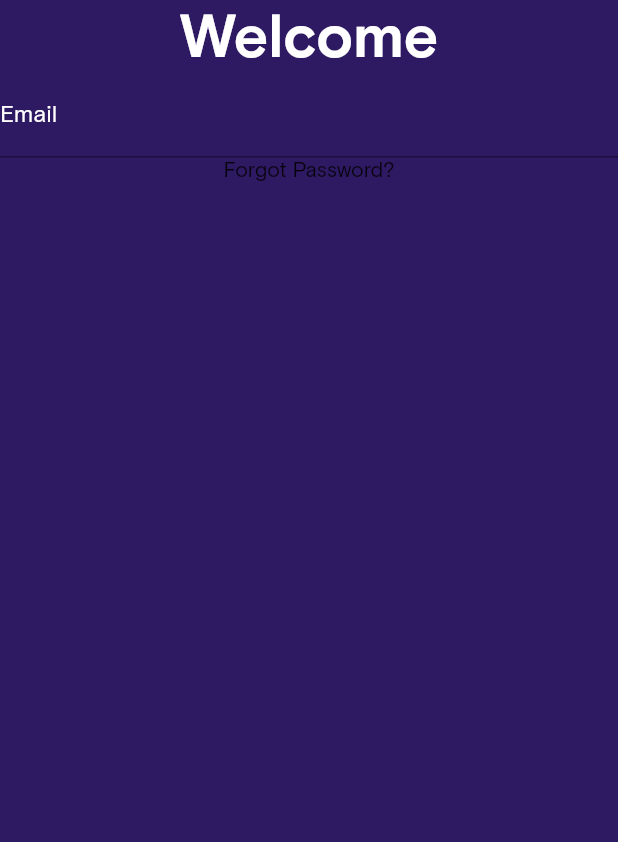
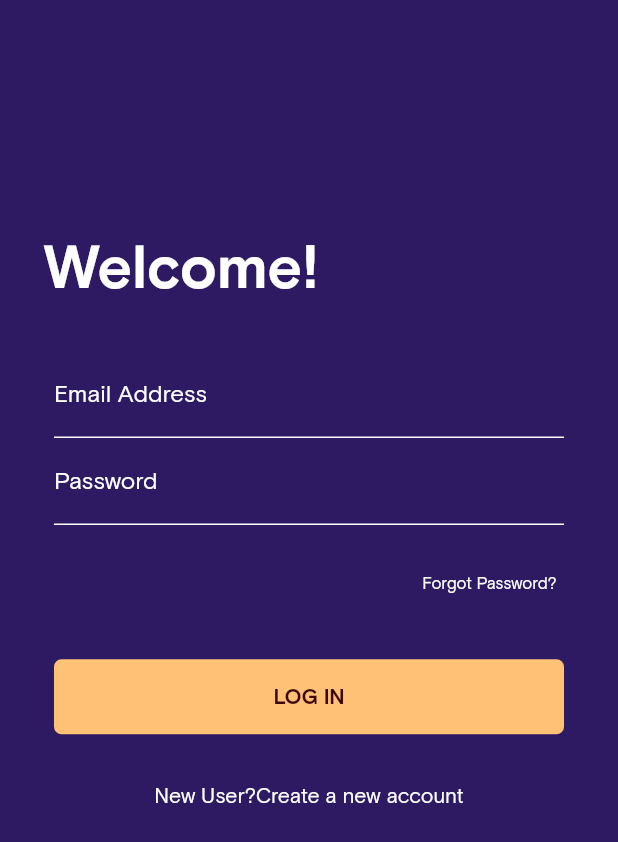
Before and after one commit to aloRanking/haggle_x, a Flutter app: the LoginScreen screen opened directly, on a phone screen of 412 x 824 dp. Shown: the top 842 px of the screen. Run offline on Flutter 3.47's test engine with Material 2 defaults, Android fonts, the phone set to English and light mode, and no system bars; our stand-ins replace gap, get.

Commit message:
Login Screen added

```diff
--- a/lib/main.dart
+++ b/lib/main.dart
@@ -10,7 +10,13 @@ class MyApp extends StatelessWidget {
   // This widget is the root of your application.
   @override
   Widget build(BuildContext context) {
-    return GetMaterialApp(
+    return GestureDetector(
+      onTap: () {
+        FocusScopeNode currentFocus = FocusScope.of(context);
+        if (!currentFocus.hasPrimaryFocus && currentFocus.focusedChild != null)
+          FocusManager.instance.primaryFocus.unfocus();
+      },
+      child: GetMaterialApp(
         title: 'Flutter Demo',
         theme: ThemeData(
           scaffoldBackgroundColor: Color(0xff2E1963),
@@ -20,7 +26,8 @@ class MyApp extends StatelessWidget {
         ),
 
         getPages: RouterPath.route,
-      initialRoute: '/splashView',
+        initialRoute: '/loginView',
+      ),
     );
   }
 }
--- a/lib/screen/login_screen.dart
+++ b/lib/screen/login_screen.dart
@@ -1,4 +1,7 @@
 import 'package:flutter/material.dart';
+import 'package:flutter/rendering.dart';
+import 'package:flutter/services.dart';
+import 'package:gap/gap.dart';
 import 'package:haggle_x/utils/colors.dart';
 
 class LoginScreen extends StatelessWidget {
@@ -7,29 +10,98 @@ class LoginScreen extends StatelessWidget {
     return Scaffold(
       body: SafeArea(
         child: Container(
+          child: SingleChildScrollView(
             child: Column(
+              crossAxisAlignment: CrossAxisAlignment.start,
+
               children: [
-              Text('Welcome',
+                Gap(154),
+                Container(
+                  margin: EdgeInsets.only(left: 29),
+                  child: Text('Welcome!',
                   style: TextStyle(
                     fontSize: 40,
                     color: kWhiteColor,
                     fontWeight: FontWeight.bold
                   ),),
+                ),
+                Gap(33),
 
                 Container(
+                  margin: EdgeInsets.symmetric(horizontal: 36),
                   child: Form(
                     child: Column(
                       children: [
                         TextFormField(
+                          style: TextStyle(
+                            color: kWhiteColor
+                          ),
                           decoration: InputDecoration(
-                          labelText: 'Email',
+                            labelText: 'Email Address',
                             labelStyle: TextStyle(color: kWhiteColor),
 
+                            //hintText: 'Email Address',
+                            //hintStyle:  TextStyle(color: kWhiteColor),
 
                             border: UnderlineInputBorder(
                               borderSide: BorderSide(
                                 color: kWhiteColor
                               )
+                            ),
+                            enabledBorder: UnderlineInputBorder(
+
+                              borderSide: BorderSide(
+                                color:kWhiteColor,
+                              ),
+                            ),
+                            focusedBorder: UnderlineInputBorder(
+
+                              borderSide: BorderSide(
+                                color:Color(0xffBA3AF9),
+                              ),
+                            ),
+
+                            errorBorder: UnderlineInputBorder(
+                              borderSide: BorderSide(
+                                color: Colors.red,
+                                width: 1.0,
+                              ),
+                            ),
+                          ),
+
+
+
+
+
+
+                        ),
+                        TextFormField(
+                          style: TextStyle(
+                              color: kWhiteColor
+                          ),
+                          keyboardType: TextInputType.visiblePassword,
+                          obscureText: true,
+
+                          decoration: InputDecoration(
+                            labelText: 'Password',
+                            labelStyle: TextStyle(color: kWhiteColor),
+                            //ixIcon:
+                              border: UnderlineInputBorder(
+                                borderSide: BorderSide(
+                                    color: kWhiteColor
+                                )
+                            ),
+                            enabledBorder: UnderlineInputBorder(
+
+                              borderSide: BorderSide(
+                                color:kWhiteColor,
+                              ),
+                            ),
+                            focusedBorder: UnderlineInputBorder(
+
+                              borderSide: BorderSide(
+                                color:Color(0xffBA3AF9),
+                              ),
                             ),
 
                             errorBorder: UnderlineInputBorder(
@@ -50,8 +122,51 @@ class LoginScreen extends StatelessWidget {
                     ),
                   ),
                 ),
+                Gap(32.5),
 
-              Text('Forgot Password?',
+                Row(
+                  mainAxisAlignment: MainAxisAlignment.end,
+                  children: [
+                    Container(
+                      margin: EdgeInsets.only(right: 41),
+                      child: Text('Forgot Password?',
+                        style: TextStyle(
+                          color: kWhiteColor,
+                          fontSize: 11
+                        ),
+                      ),
+                    ),
+                  ],
+                ),
+
+                Gap(44),
+
+                Container(
+                  width: double.infinity,
+                  height: 50,
+                  margin: EdgeInsets.symmetric(horizontal: 36),
+                  decoration: BoxDecoration(
+                    color: Color(0xffFFC175),
+                    borderRadius: BorderRadius.all(Radius.circular(5))
+                  ),
+                  child: Center(
+                    child: Text(
+                        'LOG IN',
+                      style: TextStyle(
+                          color: Color(0xff3E0606),
+                        fontWeight: FontWeight.bold
+                      ),
+                      ),
+                  ),
+                ),
+                Gap(33),
+                Center(
+                  child: Text(
+                    'New User?Create a new account',
+                    style: TextStyle(
+                      color: kWhiteColor
+                    ),
+                  ),
                 )
 
 
@@ -59,6 +174,7 @@ class LoginScreen extends StatelessWidget {
             ),
           ),
         ),
+      ),
 
     );
   }
--- a/lib/utils/routePath.dart
+++ b/lib/utils/routePath.dart
@@ -1,4 +1,5 @@
 import 'package:get/get.dart';
+import 'package:haggle_x/screen/login_screen.dart';
 import 'package:haggle_x/screen/splash_screen.dart';
 
 class RouterPath {
@@ -6,15 +7,17 @@ class RouterPath {
     GetPage(
       name: '/splashView',
       page: () => SplashScreen(),
+
+    ),
+    GetPage(
+      name: '/loginView',
+      page: () => LoginScreen(),
     ),
    /* GetPage(
       name: '/dashboardView',
       page: () => DashboardScreen(),
     ),
-    GetPage(
-      name: '/loginView',
-      page: () => LoginScreen(),
-    ),
+
     GetPage(
       name: '/registerView',
       page: () => RegisterScreen(),
```
Lines whose indentation alone changed are shown as unchanged.
